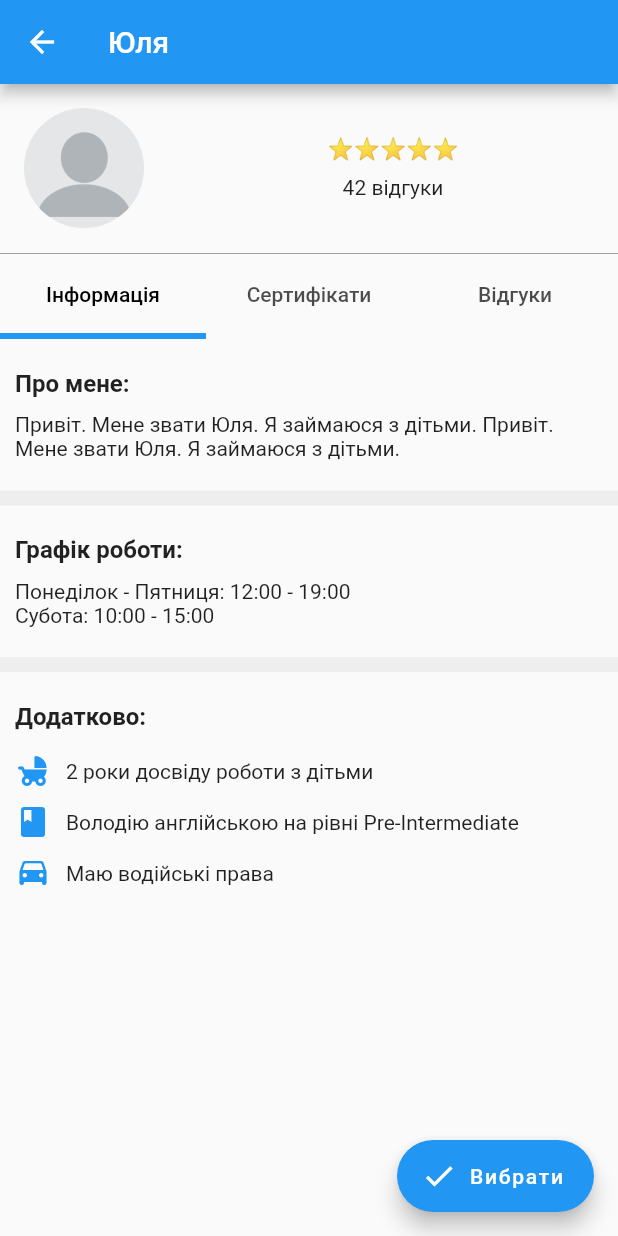
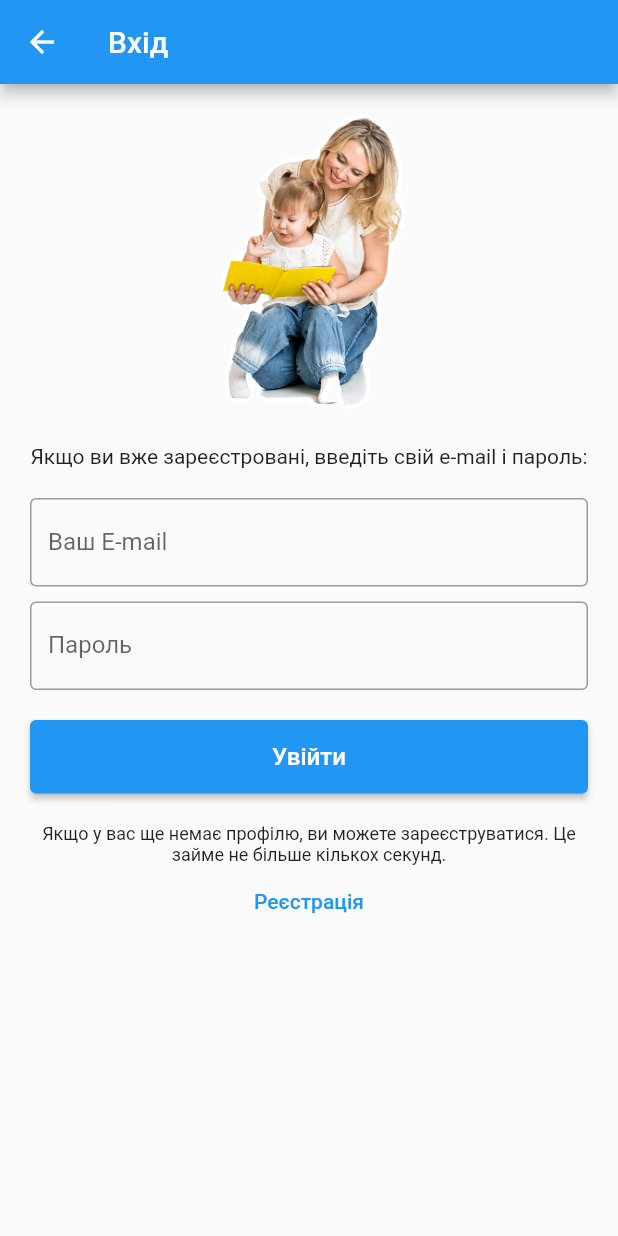
Before and after one commit to ascentman/nanny, a Flutter app: the NannyScreen screen opened by its route, after a tap on "Вибрати", on a phone screen of 412 x 824 dp. Run offline on Flutter 3.47's test engine with Material 2 defaults, Android fonts, the phone set to English and light mode, and no system bars; drawn by our look-alikes of contained_tab_bar_view; our stand-ins replace cloud_firestore, firebase_auth, firebase_core, flutter_image_slideshow, get_it; missing offline and left inert: time_range_picker; accounts and stored records are empty.

Commit message:
register screen - ui, view-model, repo

```diff
--- a/lib/models/models.dart
+++ b/lib/models/models.dart
@@ -1 +1,2 @@
 export 'nanny.dart';
+export 'user.dart';
--- a/lib/repository/nannies_repo.dart
+++ b/lib/repository/nannies_repo.dart
@@ -1,8 +1,10 @@
+import 'package:firebase_auth/firebase_auth.dart';
 import 'package:nanny/models/models.dart';
 import 'package:nanny/service/database_service.dart';
 
 abstract class INanniesRepo {
   Stream<List<Nanny>> getNannies();
+  Stream<User?> get authStateChanges;
   Future<void> addNanny(Nanny nanny);
   Future<void> updateNanny(Nanny nanny);
   Future<void> deleteNanny(Nanny nanny);
@@ -10,6 +12,7 @@ abstract class INanniesRepo {
 
 class NanniesRepo implements INanniesRepo {
   final IDatabaseService _db;
+  final FirebaseAuth _auth = FirebaseAuth.instance;
 
   NanniesRepo({required IDatabaseService db}) : _db = db;
 
@@ -18,6 +21,9 @@ class NanniesRepo implements INanniesRepo {
     return _db.streamDataCollection(path: 'nannies').map(
         (snap) => snap.docs.map((doc) => Nanny.fromSnapshot(doc)).toList());
   }
+
+  @override
+  Stream<User?> get authStateChanges => _auth.authStateChanges();
 
   @override
   Future<void> addNanny(Nanny nanny) async {
--- a/lib/screens/nanny_screen.dart
+++ b/lib/screens/nanny_screen.dart
@@ -3,13 +3,18 @@ import 'package:flutter/cupertino.dart';
 import 'package:flutter/material.dart';
 import 'package:flutter/rendering.dart';
 import 'package:flutter_image_slideshow/flutter_image_slideshow.dart';
+import 'package:nanny/screens/register_screen.dart';
+import 'package:nanny/viewmodel/nanny_view_model.dart';
+import 'package:provider/provider.dart';
 
 class NannyScreen extends StatelessWidget {
   static String id = 'nanny';
 
   const NannyScreen({Key? key}) : super(key: key);
+
   @override
   Widget build(BuildContext context) {
+    final viewModel = context.watch<INannyViewModel>();
     return Scaffold(
       appBar: AppBar(
         title: Text('Юля'),
@@ -260,7 +265,14 @@ class NannyScreen extends StatelessWidget {
         ),
       ),
       floatingActionButton: FloatingActionButton.extended(
-        onPressed: () {},
+        onPressed: () {
+          // Navigator.pushNamed(
+          //   context,
+          //   RegisterScreen.id,
+          //   arguments: 1, //TODO(Vova): set nanny id;
+          // );
+          Navigator.pushNamed(context, RegisterScreen.id);
+        },
         label: const Text('Вибрати'),
         icon: const Icon(Icons.check_outlined),
       ),
@@ -271,6 +283,7 @@ class NannyScreen extends StatelessWidget {
 class AdditionalInfoRow extends StatelessWidget {
   final IconData icon;
   final String info;
+
   const AdditionalInfoRow({
     Key? key,
     required this.icon,
--- /dev/null
+++ b/lib/screens/register_screen.dart
@@ -0,0 +1,259 @@
+import 'package:flutter/material.dart';
+import 'package:nanny/viewmodel/register_view_model.dart';
+import 'package:provider/provider.dart';
+
+class RegisterScreen extends StatelessWidget {
+  static String id = 'register';
+
+  const RegisterScreen({Key? key}) : super(key: key);
+
+  @override
+  Widget build(BuildContext context) {
+    final viewModel = context.watch<IRegisterViewModel>();
+    return Scaffold(
+      appBar: AppBar(
+        title: Text(viewModel.isSignInFlow ? 'Вхід' : 'Реєстрація'),
+      ),
+      body: SafeArea(
+        child: viewModel.isSignInFlow
+            ? SignInWidget(viewModel: viewModel)
+            : RegisterWidget(viewModel: viewModel),
+      ),
+    );
+  }
+}
+
+class RegisterWidget extends StatelessWidget {
+  const RegisterWidget({
+    Key? key,
+    required this.viewModel,
+  }) : super(key: key);
+
+  final IRegisterViewModel viewModel;
+
+  @override
+  Widget build(BuildContext context) {
+    return SingleChildScrollView(
+      child: Column(
+        crossAxisAlignment: CrossAxisAlignment.stretch,
+        mainAxisSize: MainAxisSize.min,
+        children: [
+          const SizedBox(
+            height: 20,
+          ),
+          Image.asset(
+            'assets/images/nanny.png',
+            height: 200,
+          ),
+          Center(
+            child: Padding(
+              padding: const EdgeInsets.symmetric(horizontal: 20),
+              child: Column(
+                children: const [
+                  SizedBox(
+                    height: 20,
+                  ),
+                  Text(
+                    'Реєстрація нового користувача',
+                    style: TextStyle(fontSize: 16, fontWeight: FontWeight.bold),
+                  ),
+                  SizedBox(
+                    height: 10,
+                  ),
+                  Text(
+                    'Введіть свій e-mail і придумайте надійний пароль, що складатеметься із шести або більше символів:',
+                    textAlign: TextAlign.center,
+                    style: TextStyle(fontSize: 12),
+                  ),
+                ],
+              ),
+            ),
+          ),
+          LoginContainer(
+            actionButtonTitle: 'Зареєструватися',
+            loginErrorMessage: viewModel.errorMessage,
+            action: (email, pass) {
+              viewModel.signUp(email: email, password: pass);
+            },
+          ),
+          const Padding(
+            padding: EdgeInsets.symmetric(horizontal: 20),
+            child: Center(
+              child: Text(
+                'Уже зареєстровані?',
+                style: TextStyle(fontSize: 12),
+                textAlign: TextAlign.center,
+              ),
+            ),
+          ),
+          Padding(
+            padding: const EdgeInsets.symmetric(horizontal: 20),
+            child: TextButton(
+              onPressed: () {
+                viewModel.signInSelected();
+              },
+              child: const Text('Увійти'),
+            ),
+          ),
+        ],
+      ),
+    );
+  }
+}
+
+class SignInWidget extends StatelessWidget {
+  const SignInWidget({
+    Key? key,
+    required this.viewModel,
+  }) : super(key: key);
+
+  final IRegisterViewModel viewModel;
+
+  @override
+  Widget build(BuildContext context) {
+    return SingleChildScrollView(
+      child: Column(
+        crossAxisAlignment: CrossAxisAlignment.stretch,
+        mainAxisSize: MainAxisSize.min,
+        children: [
+          const SizedBox(
+            height: 20,
+          ),
+          Image.asset(
+            'assets/images/nanny.png',
+            height: 200,
+          ),
+          const SizedBox(
+            height: 20,
+          ),
+          const Center(
+            child: Padding(
+              padding: EdgeInsets.symmetric(horizontal: 20.0),
+              child: Text(
+                'Якщо ви вже зареєстровані, введіть свій e-mail і пароль:',
+                textAlign: TextAlign.center,
+                style: TextStyle(fontSize: 14),
+              ),
+            ),
+          ),
+          LoginContainer(
+            actionButtonTitle: 'Увійти',
+            loginErrorMessage: viewModel.errorMessage,
+            action: (email, pass) {
+              viewModel.signIn(email: email, password: pass);
+            },
+          ),
+          const Padding(
+            padding: EdgeInsets.symmetric(horizontal: 20),
+            child: Center(
+              child: Text(
+                'Якщо у вас ще немає профілю, ви можете зареєструватися. Це займе не більше кількох секунд.',
+                style: TextStyle(fontSize: 12),
+                textAlign: TextAlign.center,
+              ),
+            ),
+          ),
+          Padding(
+            padding: const EdgeInsets.symmetric(horizontal: 20),
+            child: TextButton(
+              onPressed: () {
+                viewModel.registerSelected();
+              },
+              child: const Text('Реєстрація'),
+            ),
+          ),
+        ],
+      ),
+    );
+  }
+}
+
+class LoginContainer extends StatefulWidget {
+  final String actionButtonTitle;
+  final String? loginErrorMessage;
+  final Function(String, String) action;
+
+  const LoginContainer({
+    Key? key,
+    this.loginErrorMessage,
+    required this.action,
+    required this.actionButtonTitle,
+  }) : super(key: key);
+
+  @override
+  State<LoginContainer> createState() => _LoginContainerState();
+}
+
+class _LoginContainerState extends State<LoginContainer> {
+  final FocusNode _fnEmail = FocusNode();
+  final FocusNode _fnPass = FocusNode();
+  final _emailController = TextEditingController();
+  final _passwordController = TextEditingController();
+
+  @override
+  Widget build(BuildContext context) {
+    return Padding(
+      padding: const EdgeInsets.all(20.0),
+      child: Column(
+        crossAxisAlignment: CrossAxisAlignment.stretch,
+        children: [
+          TextField(
+            controller: _emailController,
+            decoration: InputDecoration(
+              border: const OutlineInputBorder(),
+              labelText: 'Ваш E-mail',
+              errorText: widget.loginErrorMessage,
+            ),
+            textInputAction: TextInputAction.next,
+            focusNode: _fnEmail,
+            onSubmitted: (_) {
+              _fnEmail.unfocus();
+              FocusScope.of(context).requestFocus(_fnPass);
+            },
+          ),
+          const SizedBox(
+            height: 10,
+          ),
+          TextField(
+            controller: _passwordController,
+            decoration: const InputDecoration(
+              border: OutlineInputBorder(),
+              labelText: 'Пароль',
+            ),
+            textInputAction: TextInputAction.done,
+            focusNode: _fnPass,
+            obscureText: true,
+            onSubmitted: (_) {
+              _fnPass.unfocus();
+            },
+          ),
+          const SizedBox(
+            height: 20,
+          ),
+          ElevatedButton(
+            style: ButtonStyle(
+              padding: MaterialStateProperty.all(const EdgeInsets.all(15)),
+            ),
+            onPressed: () => widget.action(
+              _emailController.text,
+              _passwordController.text,
+            ),
+            child: Text(
+              widget.actionButtonTitle,
+              style: const TextStyle(
+                fontSize: 16,
+              ),
+            ),
+          ),
+        ],
+      ),
+    );
+  }
+
+  @override
+  void dispose() {
+    _emailController.dispose();
+    _passwordController.dispose();
+    super.dispose();
+  }
+}
--- a/lib/service/locator_service.dart
+++ b/lib/service/locator_service.dart
@@ -1,5 +1,7 @@
 import 'package:get_it/get_it.dart';
 import 'package:nanny/repository/nannies_repo.dart';
+import 'package:nanny/repository/nanny_repo.dart';
+import 'package:nanny/repository/register_repo.dart';
 import 'package:nanny/service/database_service.dart';
 
 final GetIt sl = GetIt.I;
@@ -10,4 +12,6 @@ void setupLocator() {
 
   // Repositories
   sl.registerLazySingleton<INanniesRepo>(() => NanniesRepo(db: sl.get()));
+  sl.registerLazySingleton<INannyRepo>(() => NannyRepo(db: sl.get()));
+  sl.registerLazySingleton<IRegisterRepo>(() => RegisterRepo(db: sl.get()));
 }
--- a/pubspec.yaml
+++ b/pubspec.yaml
@@ -16,11 +16,13 @@ dependencies:
   animations: ^2.0.2
   firebase_core: ^1.9.0
   cloud_firestore: ^3.0.0
+  firebase_auth: ^3.2.0
   get_it: ^7.2.0
   provider: ^6.0.1
   time_range_picker: ^2.0.1
   contained_tab_bar_view: ^0.8.0
   flutter_image_slideshow: ^0.1.2
+  progress_state_button: ^1.0.4
 
 dev_dependencies:
   flutter_test:
```
Also changed, not shown: lib/main.dart (+23 -4 lines), lib/models/user.dart (added, +31 -0 lines), lib/repository/nanny_repo.dart (added, +17 -0 lines), lib/repository/register_repo.dart (added, +84 -0 lines), lib/viewmodel/nannies_view_model.dart (+17 -4 lines), lib/viewmodel/nanny_view_model.dart (added, +39 -0 lines), lib/viewmodel/register_view_model.dart (added, +96 -0 lines), assets/images/nanny.png (added), pubspec.lock, 5 other files.
